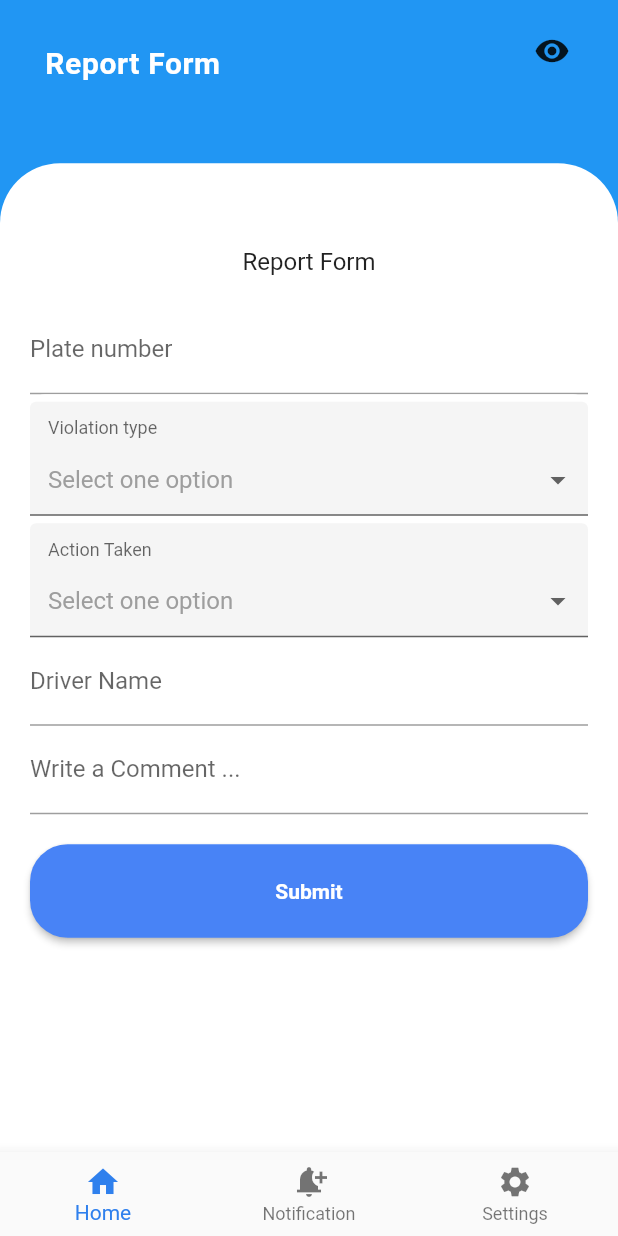
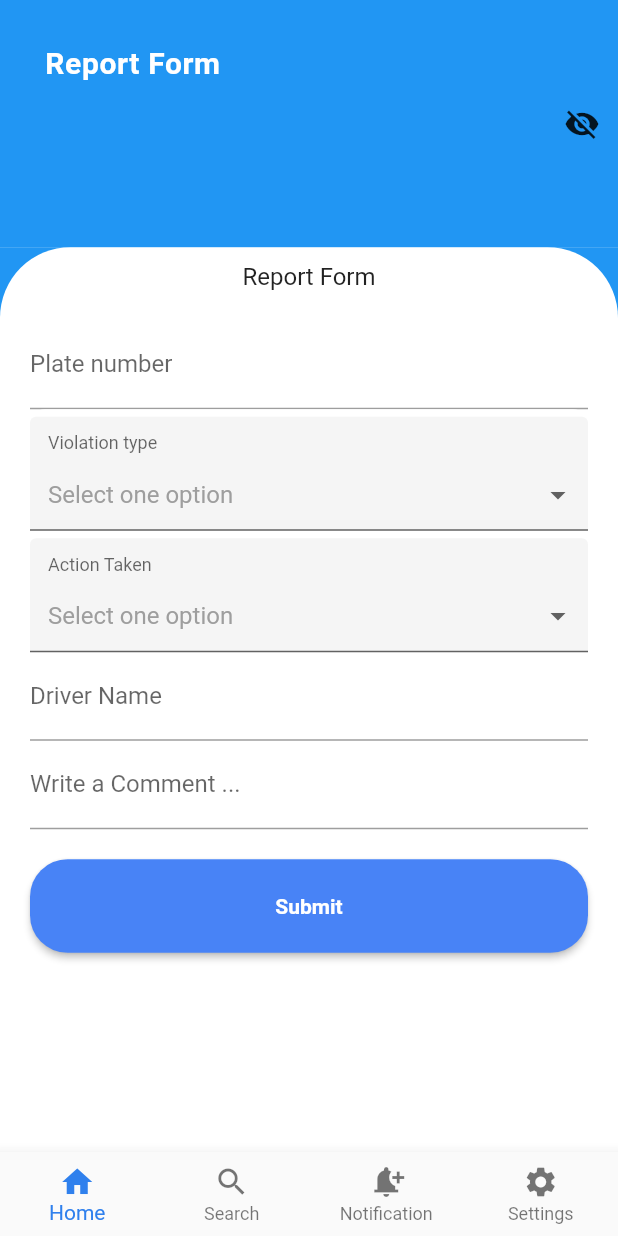
Before and after one commit to jeno1990/Traffic-Assistant-and-real-time-road-congestion-prediction, a Flutter app: the Report_form screen opened directly, after a tap on the "visibility" icon, on a phone screen of 412 x 824 dp. Run offline on Flutter 3.47's test engine with Material 2 defaults, Android fonts, the phone set to English and light mode, and no system bars; drawn by our look-alikes of dropdown_formfield; our stand-ins replace flutter_signin_button, get.

Commit message:
edit in report_form and bottom_navigation

```diff
--- a/frontend/mobile_traffic/lib/main.dart
+++ b/frontend/mobile_traffic/lib/main.dart
@@ -15,9 +15,7 @@ class MyApp extends StatelessWidget {
   Widget build(BuildContext context) {
 
     return GetMaterialApp(
-      home:
-      Welcome(),
-
+      home:Welcome(),
     );
   }
 }
--- a/frontend/mobile_traffic/lib/screens/common_components/traffic_background.dart
+++ /dev/null
@@ -1,67 +0,0 @@
-
-import 'package:flutter/material.dart';
-import 'package:mobile_traffic/screens/common_components/header_text.dart';
-
-class Traffc_background extends StatefulWidget {
-  // const Traffc_background({ Key? key }) : super(key: key);
-  final String header;
-
-  Traffc_background(this.header);
-
-  @override
-  State<Traffc_background> createState() => _Traffc_backgroundState();
-}
-
-class _Traffc_backgroundState extends State<Traffc_background> {
-  bool isActive = true;
-
-  @override
-
-  Widget build(BuildContext context) {
-
-     Size size = MediaQuery.of(context).size;
-    return  SafeArea(
-      child: Container(
-            height: size.height,
-            color: Colors.white,
-            // width: double.infinity,
-            child: Stack(
-              // alignment: AlignmentDirectional.bottomStart,
-              overflow: Overflow.visible,
-              children:[
-                Container(
-                  height: 160,
-                  width: size.width,
-                  color: Colors.blue,
-                  child: Container(padding: EdgeInsets.fromLTRB(30, 30, 0, 0) ,child: HeaderText(widget.header)),
-                ),
-                 Positioned(
-                  top: 10,
-                  right: 20,
-                  child: IconButton(onPressed: (){
-                    setState(() {
-                      if(isActive==true){
-                        isActive=false;
-                      }else{
-                        isActive=true;
-                      }
-                    });
-                  },
-                  icon: Icon(isActive?Icons.visibility:Icons.visibility_off))),
-                Positioned(
-                  bottom: 0,
-                  right: 0,
-                  child: Container(
-                    height: size.height*.80,
-                    width: size.width,//double.infinity,
-                    // color: Colors.grey,
-                    decoration: BoxDecoration(borderRadius: BorderRadius.circular(40),color: Colors.white),
-                  ),
-                )
-              ]
-            ),
-          ),
-    );
-
-  }
-}
--- a/frontend/mobile_traffic/lib/screens/traffic/components/bottom_navigation.dart
+++ b/frontend/mobile_traffic/lib/screens/traffic/components/bottom_navigation.dart
@@ -20,6 +20,9 @@ class _BottomNavigationState extends State<BottomNavigation> {
     Text(
       'Index 2: School',
     ),
+     Text(
+      'Index 2: School',
+    ),
   ];
 
   void _onItemTapped(int index) {
@@ -30,10 +33,15 @@ class _BottomNavigationState extends State<BottomNavigation> {
   @override
   Widget build(BuildContext context) {
     return BottomNavigationBar(
+      type:BottomNavigationBarType.fixed,
        items: const <BottomNavigationBarItem>[
           BottomNavigationBarItem(
             icon: Icon(Icons.home),
             label: 'Home',
+          ),
+          BottomNavigationBarItem(
+            icon: Icon(Icons.search),
+            label: 'Search',
           ),
           BottomNavigationBarItem(
             icon: Icon(Icons.notification_add),
--- a/frontend/mobile_traffic/lib/screens/traffic/report_form.dart
+++ b/frontend/mobile_traffic/lib/screens/traffic/report_form.dart
@@ -1,8 +1,8 @@
 import 'package:flutter/material.dart';
 import 'package:mobile_traffic/screens/common_components/Button.dart';
-import 'package:mobile_traffic/screens/common_components/traffic_background.dart';
 import 'package:dropdown_formfield/dropdown_formfield.dart';
 import 'package:mobile_traffic/screens/traffic/components/bottom_navigation.dart';
+import 'package:mobile_traffic/screens/common_components/header_text.dart';
 
 class Report_form extends StatefulWidget {
   @override
@@ -11,6 +11,7 @@ class Report_form extends StatefulWidget {
 
 class _Report_formState extends State<Report_form> {
   String _violation;
+  bool _isActive=true;
   String _actionTaken;
   String _actionTakenResult;
 
@@ -41,18 +42,66 @@ class _Report_formState extends State<Report_form> {
   Widget build(BuildContext context) {
     return SafeArea(
         child: Scaffold(
-            body: Stack(children: [
-      Traffc_background("Report Form"),
-      ListView(
+            body: Column(children: [
+     // Traffc_background("Report Form"),
+       Container(
+                          color: Colors.blue,
+
+         width: double.infinity,
+         child: Row(
+
+           mainAxisAlignment: MainAxisAlignment.spaceBetween,
            children: [
-          SizedBox(
-            height: MediaQuery.of(context).size.height * 0.2,
+             Expanded(
+               child: Container(
+                 padding:EdgeInsets.only(bottom: 10),
+                          height: MediaQuery.of(context).size.height*0.2,
+                          decoration: BoxDecoration(
                           ),
+                          width: double.infinity,
+                          child: Container(padding: EdgeInsets.fromLTRB(30, 30, 0, 10) ,child: HeaderText("Report Form")),
+                        ),
+             ),
+                      IconButton(
+                        onPressed: (){
+
+                                        setState(() {
+                      if(_isActive==true){
+                        _isActive=false;
+                      }else{
+                        _isActive=true;
+                      }
+                                        });
+                                      },
+                                      icon: Icon(_isActive?Icons.visibility:Icons.visibility_off)),
+           ],
+         ),
+       ),
+      Expanded(
+        child: Container(
+          color: Colors.blue,
+          child: Container(
+             decoration: BoxDecoration(
+                 color:Colors.white,
+                borderRadius: BorderRadius.only(
+                  topLeft: Radius.circular(47),
+                  topRight: Radius.circular(47)
+                ),
+             ),
+           padding: EdgeInsets.only(top:10),
+            child: ScrollConfiguration(
+              behavior:ScrollBehavior() ,
+              child: SingleChildScrollView(
+                physics: new ClampingScrollPhysics(),
+                child: Column(
+                  children: [
+
                     Text(
                       'Report Form',
                       textAlign: TextAlign.center,
                       style: TextStyle(fontFamily: "Roboto", fontSize: 16),
                     ),
+
                     Container(
                     padding: EdgeInsets.all(20),
                     child: Form(
@@ -157,8 +206,13 @@ class _Report_formState extends State<Report_form> {
                       ),
                       Button("Submit", (){}, Color.fromRGBO(72, 131, 246, 1))
                     ])),
+                    )
+                  ],
                 ),
-        ],
+              ),
+            ),
+          ),
+        ),
       ),
     ]),
     bottomNavigationBar: BottomNavigation(),
--- a/frontend/mobile_traffic/lib/screens/traffic/violations.dart
+++ b/frontend/mobile_traffic/lib/screens/traffic/violations.dart
@@ -1,5 +1,4 @@
 import 'package:flutter/material.dart';
-import 'package:mobile_traffic/screens/common_components/traffic_background.dart';
 
 class Violations extends StatelessWidget {
   // const Violations({ Key? key }) : super(key: key);
@@ -18,7 +17,7 @@ class Violations extends StatelessWidget {
       backgroundColor: Colors.white,
       body: Stack(
         children: [
-          Traffc_background(title),
+         // Traffc_background(title),
           Container(
             child: Column(
               children: [
```
Lines whose indentation alone changed are shown as unchanged.
